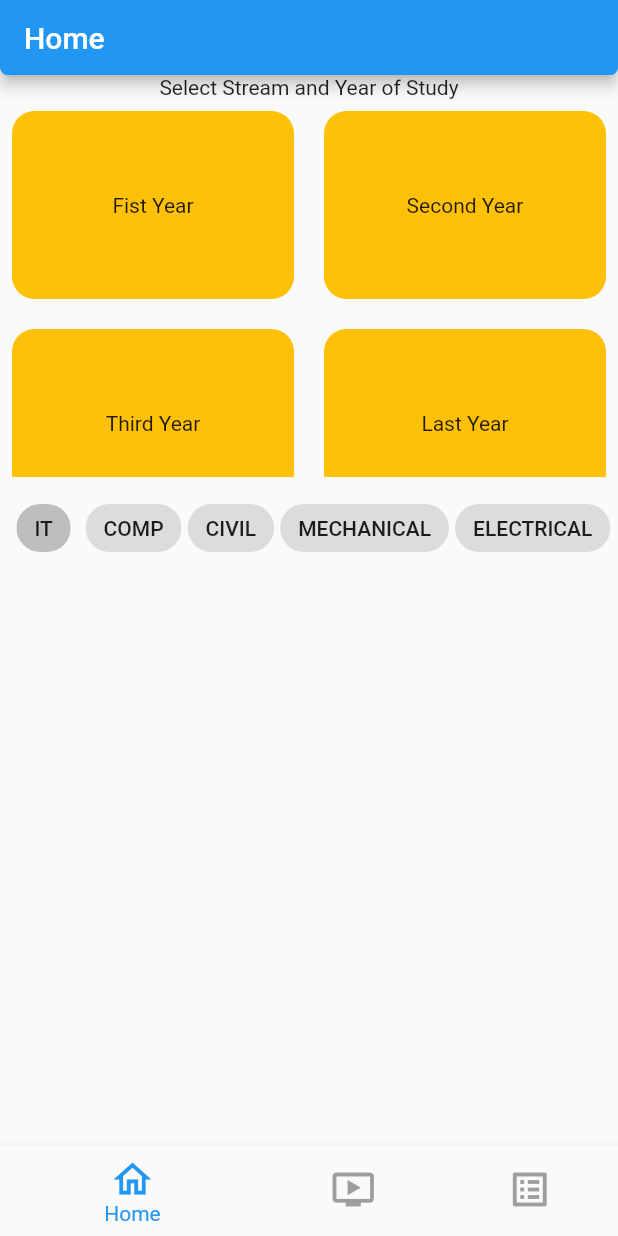
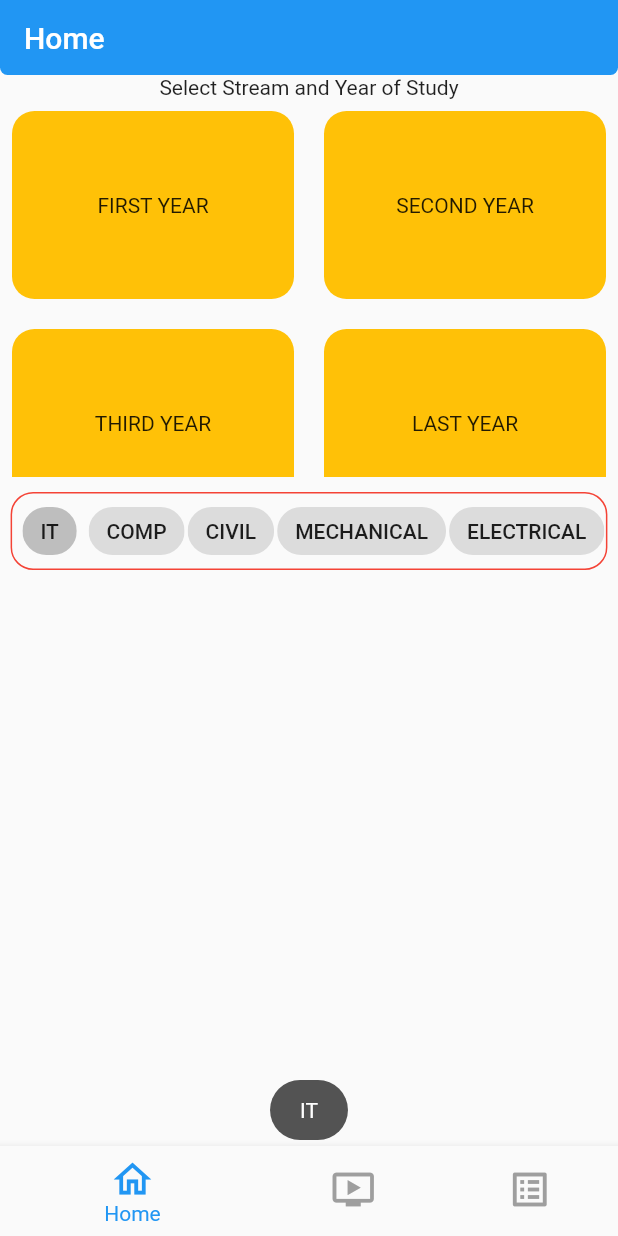
Before and after one commit to VaibhavPachpute21/Study-Buddy, a Flutter app: the screen it shows after launch, after a tap on "IT", on a phone screen of 412 x 824 dp. Run offline on Flutter 3.47's test engine with Material 2 defaults, Android fonts, the phone set to English and light mode, and no system bars; our stand-ins replace getwidget; missing offline and left inert: advance_pdf_viewer.

Commit message:
added more pages working on pdf page

```diff
--- a/lib/CommonWidgets.dart
+++ b/lib/CommonWidgets.dart
@@ -1,8 +1,8 @@
 import 'package:flutter/material.dart';
 
 class StudyBuddyAppBar extends StatefulWidget {
-  const StudyBuddyAppBar({Key? key,required this.title}) : super(key: key);
-  final title;
+  const StudyBuddyAppBar({Key? key, required this.title}) : super(key: key);
+  final String title;
   @override
   _StudyBuddyAppBarState createState() => _StudyBuddyAppBarState();
 }
@@ -11,19 +11,24 @@ class _StudyBuddyAppBarState extends State<StudyBuddyAppBar> {
   @override
   Widget build(BuildContext context) {
     return AppBar(
-    title: Text("${widget.title}",),
-      shape:RoundedRectangleBorder(borderRadius: BorderRadius.only(bottomLeft: Radius.circular(5),bottomRight: Radius.circular(5),)),
+      elevation: 0,
+      title: Text(
+        widget.title,
+      ),
+      automaticallyImplyLeading: false,
+      shape: const RoundedRectangleBorder(
+          borderRadius: BorderRadius.only(
+        bottomLeft: Radius.circular(5),
+        bottomRight: Radius.circular(5),
+      )),
     );
   }
 }
 
-
-
 class MultiSelectChip extends StatefulWidget {
   final List<String> reportList;
   final Function(String) onSelectionChanged;
-
-  MultiSelectChip(this.reportList, {required this.onSelectionChanged});
+  const MultiSelectChip(this.reportList, {required this.onSelectionChanged});
 
   @override
   _MultiSelectChipState createState() => _MultiSelectChipState();
@@ -36,7 +41,7 @@ class _MultiSelectChipState extends State<MultiSelectChip> {
     List<Widget> choices = [];
     widget.reportList.forEach((item) {
       choices.add(Container(
-        padding: const EdgeInsets.all(2.0),
+        padding: const EdgeInsets.all(1.0),
         child: ChoiceChip(
           label: Text(item),
           selected: selectedChoice == item,
@@ -55,11 +60,57 @@ class _MultiSelectChipState extends State<MultiSelectChip> {
 
   @override
   Widget build(BuildContext context) {
-    return SingleChildScrollView(
-      scrollDirection: Axis.horizontal,
-      child: Wrap(
-        children: _buildChoiceList(),
+    return Container(
+      margin: const EdgeInsets.all(2),
+      decoration: BoxDecoration(
+          border: Border.all(
+            color: Colors.red,
+          ),
+          borderRadius: BorderRadius.circular(15)),
+      child: SingleChildScrollView(
+        scrollDirection: Axis.horizontal,
+        child: Wrap(
+          children: _buildChoiceList(),
+        ),
       ),
     );
   }
 }
+
+class StudyBuddyHorizontalist extends StatefulWidget {
+  const StudyBuddyHorizontalist({ Key? key }) : super(key: key);
+
+  @override
+  _StudyBuddyHorizontalistState createState() => _StudyBuddyHorizontalistState();
+}
+
+class _StudyBuddyHorizontalistState extends State<StudyBuddyHorizontalist> {
+  @override
+  Widget build(BuildContext context) {
+    return  SizedBox(
+                height: 150,
+                child: ListView.builder(
+                    scrollDirection: Axis.horizontal,
+                    itemCount: 4,
+                    padding: const EdgeInsets.all(5),
+                    itemBuilder: (contex, index) {
+                      return Padding(
+                        padding: const EdgeInsets.all(2.0),
+                        child: InkWell(
+                          onTap: () {},
+                          child: SizedBox(
+                            width: 100,
+                            child: Container(
+                              alignment: Alignment.center,
+                              child: Text("Book $index"),
+                              decoration: BoxDecoration(
+                                  color: Colors.amber,
+                                  borderRadius: BorderRadius.circular(15)),
+                            ),
+                          ),
+                        ),
+                      );
+                    }),
+              );
+  }
+}
--- a/lib/LandingPage.dart
+++ b/lib/LandingPage.dart
@@ -13,9 +13,9 @@ class LandingPage extends StatefulWidget {
 class _HomeScreenState extends State<LandingPage> {
   int _selectedIndex = 0;
   final List<Widget> _widgetOption = [
-    HomePage(),
-    YTVideoPage(),
-    ToDoListPage()
+    const HomePage(),
+    const YTVideoPage(),
+    const ToDoListPage()
   ];
 
   @override
@@ -41,7 +41,6 @@ class _HomeScreenState extends State<LandingPage> {
 
   Widget bottomNav() {
     return BottomNavigationBar(
-
       items: const <BottomNavigationBarItem>[
         BottomNavigationBarItem(
           icon: Icon(Icons.home_outlined),
--- a/lib/Screens/HomePage.dart
+++ b/lib/Screens/HomePage.dart
@@ -1,5 +1,7 @@
 import 'package:flutter/material.dart';
+import 'package:getwidget/getwidget.dart';
 import 'package:study_buddy/CommonWidgets.dart';
+import 'package:study_buddy/Screens/SubjectListPage.dart';
 
 class HomePage extends StatefulWidget {
   const HomePage({Key? key}) : super(key: key);
@@ -10,35 +12,47 @@ class HomePage extends StatefulWidget {
 
 class _HomePageState extends State<HomePage> {
   List<String> departmentList = ["IT","COMP","CIVIL","MECHANICAL","ELECTRICAL"];
-
-  String selectedDept="";
-  List<String> yearOfStudy = ["Fist Year", "Second Year", "Third Year", "Last Year"];
+  String? selectedYear;
+  String? selectedDept;
+  List<String> yearOfStudy = ["FIRST YEAR","SECOND YEAR","THIRD YEAR","LAST YEAR"];
 
   @override
   Widget build(BuildContext context) {
-    return   Scaffold(
-      appBar:const  PreferredSize(
-          preferredSize:  Size.fromHeight(50), child: StudyBuddyAppBar(title:"Home" ,)),
+    return Scaffold(
+
+      appBar: const PreferredSize(
+          preferredSize: Size.fromHeight(50),
+          child: StudyBuddyAppBar(
+            title: "Home",
+          )),
       body: ListView(
-        children: [Column(
+        children: [
+          Column(
             //crossAxisAlignment: CrossAxisAlignment.center,
             children: [
-            Center(child: Text("Select Stream and Year of Study")),
+              const Center(child: Text("Select Stream and Year of Study")),
               gridContainers(),
               MultiSelectChip(
                 departmentList,
                 onSelectionChanged: (selectedList) {
                   setState(() {
                     selectedDept = selectedList;
+
                     print(selectedList);
                   });
+                  showToastMSG(selectedDept);
+
                 },
               ),
             ],
-        )],
-
+          )
+        ],
       ),
     );
+  }
+
+showToastMSG(msg){
+  return GFToast.showToast("$msg", context,toastPosition:GFToastPosition.BOTTOM );
 }
 
   Widget gridContainers() {
@@ -55,7 +69,17 @@ class _HomePageState extends State<HomePage> {
             itemCount: yearOfStudy.length,
             itemBuilder: (BuildContext ctx, index) {
               return InkWell(
-                onTap: (){
+                onTap: () {
+                  if(selectedDept!=null){
+                     setState(() {
+                    selectedYear=yearOfStudy[index];
+                  });
+                 showToastMSG(selectedYear);
+                 Navigator.push(context, MaterialPageRoute(builder:(contex)=>SubjectListPage(dept:selectedDept,year:selectedYear) ));
+                  }else{
+                    showToastMSG("First Select Department");
+                  }
+
                   print(yearOfStudy[index]);
                 },
                 child: Container(
@@ -70,4 +94,6 @@ class _HomePageState extends State<HomePage> {
       ),
     );
   }
+
+
 }
--- a/pubspec.yaml
+++ b/pubspec.yaml
@@ -34,6 +34,8 @@ dependencies:
   # The following adds the Cupertino Icons font to your application.
   # Use with the CupertinoIcons class for iOS style icons.
   cupertino_icons: ^1.0.2
+  getwidget: ^2.0.4
+  advance_pdf_viewer: ^2.0.1
 
 dev_dependencies:
   flutter_test:
```
Also changed, not shown: lib/Screens/PDFViewer.dart (added, +49 -0 lines), lib/Screens/StudyMaterialPage.dart (added, +100 -0 lines), lib/Screens/SubjectListPage.dart (added, +82 -0 lines), pubspec.lock, 1 other file. Lines whose indentation alone changed are shown as unchanged.
